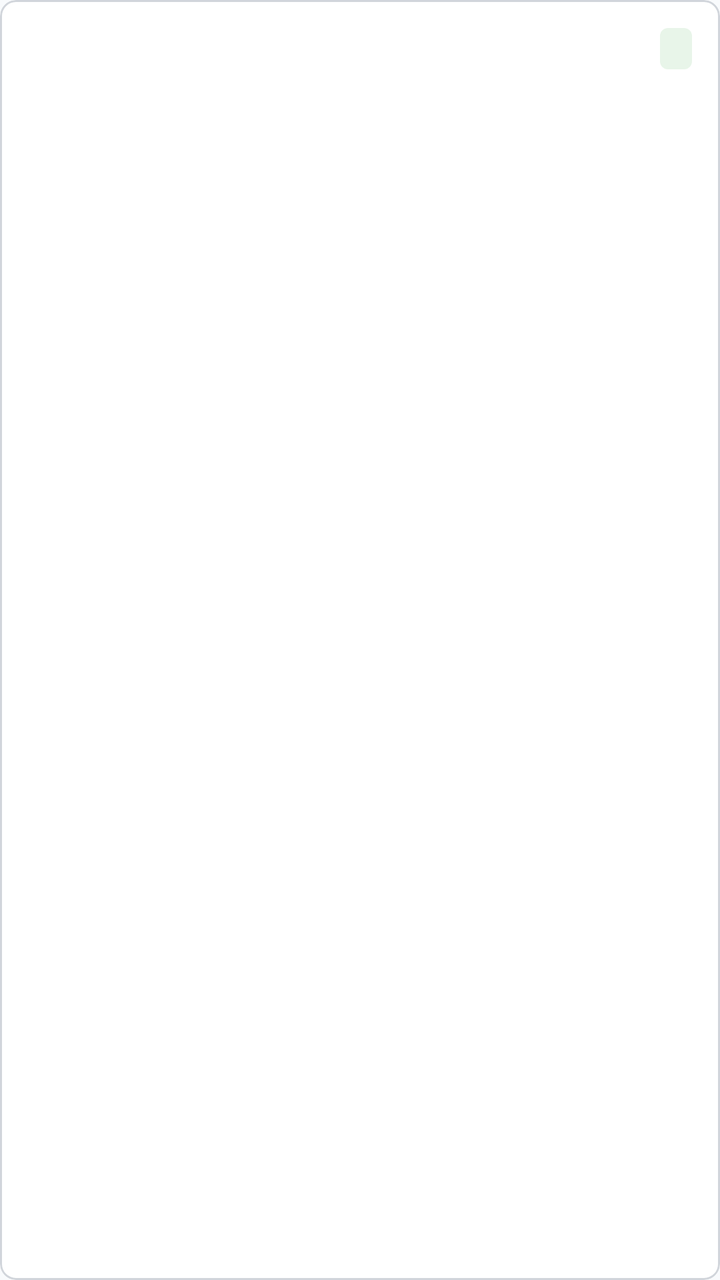
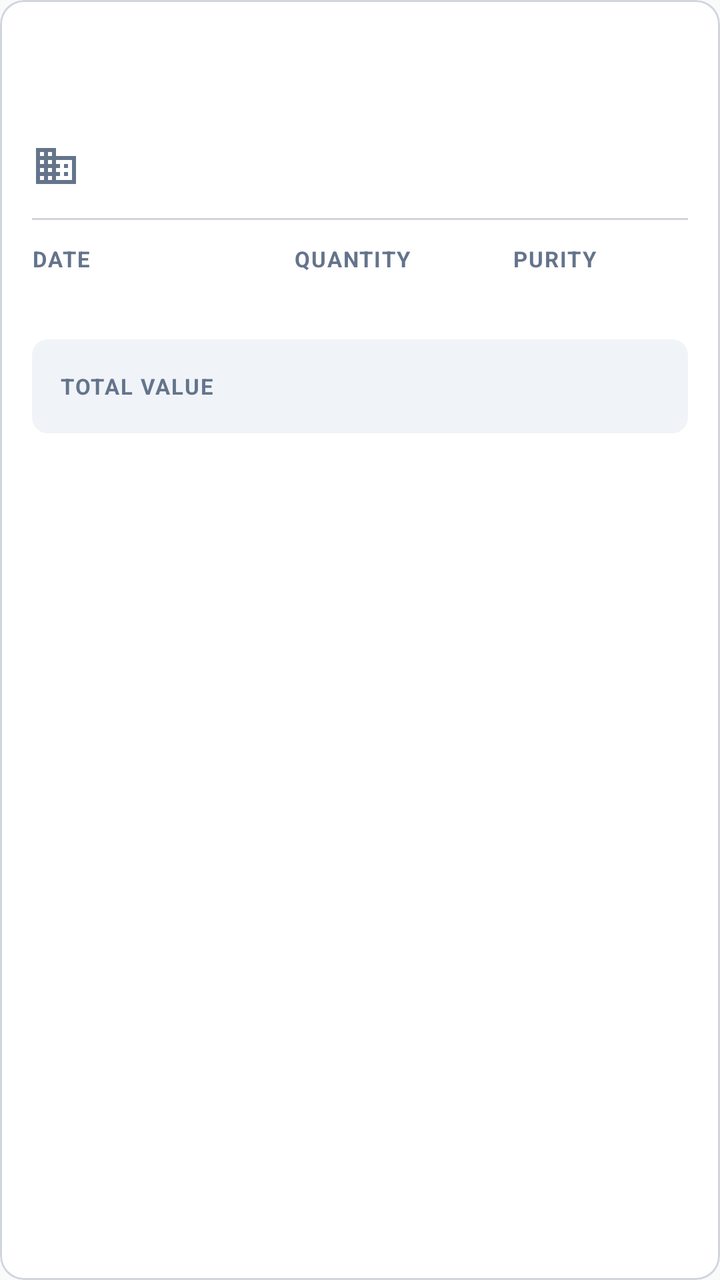

The first picture is an Android layout as it rendered before a commit; the second is the same layout after the commit. The layout source and the unified diff follow.
<!-- AndroidManifest.xml: application theme Theme.Marketplace -->
<!-- res/layout/item_purchase_history.xml -->
<?xml version="1.0" encoding="utf-8"?>
<com.google.android.material.card.MaterialCardView xmlns:android="http://schemas.android.com/apk/res/android"
    xmlns:app="http://schemas.android.com/apk/res-auto"
    android:layout_width="match_parent"
    android:layout_height="wrap_content"
    android:layout_marginStart="16dp"
    android:layout_marginEnd="16dp"
    android:layout_marginBottom="8dp"
    app:cardBackgroundColor="?attr/colorSurface"
    app:cardCornerRadius="8dp"
    app:cardElevation="0dp"
    app:strokeColor="?attr/colorOutline"
    app:strokeWidth="1dp">

    <LinearLayout
        android:layout_width="match_parent"
        android:layout_height="wrap_content"
        android:orientation="vertical"
        android:padding="14dp">

        <LinearLayout
            android:layout_width="match_parent"
            android:layout_height="wrap_content"
            android:gravity="center_vertical"
            android:orientation="horizontal">

            <TextView
                android:id="@+id/tvDate"
                android:layout_width="0dp"
                android:layout_height="wrap_content"
                android:layout_weight="1"
                android:textColor="?attr/colorOnSurface"
                android:textSize="15sp"
                android:textStyle="bold" />

            <TextView
                android:id="@+id/tvStatus"
                android:layout_width="wrap_content"
                android:layout_height="wrap_content"
                android:layout_marginStart="8dp"
                android:background="@drawable/bg_badge"
                android:paddingStart="8dp"
                android:paddingTop="3dp"
                android:paddingEnd="8dp"
                android:paddingBottom="3dp"
                android:textColor="?attr/colorOnSecondaryContainer"
                android:textSize="11sp"
                android:textStyle="bold" />
        </LinearLayout>

        <LinearLayout
            android:layout_width="match_parent"
            android:layout_height="wrap_content"
            android:layout_marginTop="6dp"
            android:orientation="horizontal">

            <TextView
                android:id="@+id/tvQuantity"
                android:layout_width="0dp"
                android:layout_height="wrap_content"
                android:layout_weight="1"
                android:textColor="?attr/colorOnSurfaceVariant"
                android:textSize="13sp" />

            <TextView
                android:id="@+id/tvValue"
                android:layout_width="wrap_content"
                android:layout_height="wrap_content"
                android:layout_marginStart="8dp"
                android:textColor="?attr/colorPrimary"
                android:textSize="14sp"
                android:textStyle="bold" />
        </LinearLayout>
    </LinearLayout>
</com.google.android.material.card.MaterialCardView>
<!-- resources referenced by this layout -->
<resources>
  <!-- drawable bg_badge (drawable) -->
  <?xml version="1.0" encoding="utf-8"?>
  <shape xmlns:android="http://schemas.android.com/apk/res/android" android:shape="rectangle">
      <solid android:color="?attr/colorSecondaryContainer" />
      <corners android:radius="4dp" />
  </shape>
  <style name="Theme.Marketplace" parent="Theme.Material3.DayNight.NoActionBar">
          <item name="colorPrimary">@color/colorPrimary</item>
          <item name="colorPrimaryVariant">@color/colorPrimaryVariant</item>
          <item name="colorOnPrimary">@color/white</item>
          <item name="colorPrimaryContainer">@color/colorSecondaryLight</item>
          <item name="colorOnPrimaryContainer">@color/colorPrimary</item>
  
          <item name="colorSecondary">@color/colorSecondary</item>
          <item name="colorOnSecondary">@color/white</item>
          <item name="colorSecondaryContainer">@color/colorSecondaryLight</item>
          <item name="colorOnSecondaryContainer">@color/colorPrimary</item>
  
          <item name="android:colorBackground">@color/colorBackground</item>
          <item name="colorSurface">@color/colorSurface</item>
          <item name="colorOnBackground">@color/colorTextPrimary</item>
          <item name="colorOnSurface">@color/colorTextPrimary</item>
          <item name="colorOnSurfaceVariant">@color/colorTextSecondary</item>
          <item name="colorOutline">@color/colorBorder</item>
          <item name="colorOutlineVariant">@color/colorBorder</item>
  
          <item name="colorError">@color/colorError</item>
          <item name="colorOnError">@color/white</item>
  
          <item name="android:statusBarColor">@color/colorBackground</item>
          <item name="android:navigationBarColor">@color/colorBackground</item>
          <item name="android:windowLightStatusBar">true</item>
      </style>
  <color name="colorPrimary">#00593B</color>
  <color name="colorPrimaryVariant">#00402A</color>
  <color name="white">#FFFFFF</color>
  <color name="colorSecondaryLight">#E8F5E9</color>
  <color name="colorSecondary">#00875A</color>
  <color name="colorBackground">#F8FAFC</color>
  <color name="colorSurface">#FFFFFF</color>
  <color name="colorTextPrimary">#0F172A</color>
  <color name="colorTextSecondary">#64748B</color>
  <color name="colorBorder">#D1D5DB</color>
  <color name="colorError">#DC2626</color>
</resources>

<!-- the commit's change to res/layout/item_purchase_history.xml (unified diff, before → after) -->
@@ -3,11 +3,9 @@
     xmlns:app="http://schemas.android.com/apk/res-auto"
     android:layout_width="match_parent"
     android:layout_height="wrap_content"
-    android:layout_marginStart="16dp"
-    android:layout_marginEnd="16dp"
-    android:layout_marginBottom="8dp"
+    android:layout_marginBottom="12dp"
     app:cardBackgroundColor="?attr/colorSurface"
-    app:cardCornerRadius="8dp"
+    app:cardCornerRadius="12dp"
     app:cardElevation="0dp"
     app:strokeColor="?attr/colorOutline"
     app:strokeWidth="1dp">
@@ -16,7 +14,7 @@
         android:layout_width="match_parent"
         android:layout_height="wrap_content"
         android:orientation="vertical"
-        android:padding="14dp">
+        android:padding="16dp">
 
         <LinearLayout
             android:layout_width="match_parent"
@@ -25,50 +23,163 @@
             android:orientation="horizontal">
 
             <TextView
-                android:id="@+id/tvDate"
+                android:id="@+id/tvOrderId"
                 android:layout_width="0dp"
                 android:layout_height="wrap_content"
                 android:layout_weight="1"
-                android:textColor="?attr/colorOnSurface"
-                android:textSize="15sp"
+                android:textColor="?attr/colorPrimary"
+                android:textSize="13sp"
                 android:textStyle="bold" />
 
             <TextView
                 android:id="@+id/tvStatus"
                 android:layout_width="wrap_content"
                 android:layout_height="wrap_content"
-                android:layout_marginStart="8dp"
-                android:background="@drawable/bg_badge"
-                android:paddingStart="8dp"
-                android:paddingTop="3dp"
-                android:paddingEnd="8dp"
-                android:paddingBottom="3dp"
-                android:textColor="?attr/colorOnSecondaryContainer"
+                android:drawablePadding="5dp"
+                android:gravity="center_vertical"
+                android:paddingStart="10dp"
+                android:paddingTop="4dp"
+                android:paddingEnd="10dp"
+                android:paddingBottom="4dp"
                 android:textSize="11sp"
                 android:textStyle="bold" />
+        </LinearLayout>
+
+        <TextView
+            android:id="@+id/tvMaterial"
+            android:layout_width="match_parent"
+            android:layout_height="wrap_content"
+            android:layout_marginTop="6dp"
+            android:textColor="?attr/colorOnSurface"
+            android:textSize="18sp"
+            android:textStyle="bold" />
+
+        <TextView
+            android:id="@+id/tvVendor"
+            android:layout_width="match_parent"
+            android:layout_height="wrap_content"
+            android:layout_marginTop="2dp"
+            android:drawablePadding="6dp"
+            android:drawableStart="@drawable/ic_business"
+            android:drawableTint="?attr/colorOnSurfaceVariant"
+            android:gravity="center_vertical"
+            android:textColor="?attr/colorOnSurfaceVariant"
+            android:textSize="14sp" />
+
+        <View
+            android:layout_width="match_parent"
+            android:layout_height="1dp"
+            android:layout_marginTop="14dp"
+            android:background="?attr/colorOutlineVariant" />
+
+        <LinearLayout
+            android:layout_width="match_parent"
+            android:layout_height="wrap_content"
+            android:layout_marginTop="12dp"
+            android:baselineAligned="false"
+            android:orientation="horizontal">
+
+            <LinearLayout
+                android:layout_width="0dp"
+                android:layout_height="wrap_content"
+                android:layout_weight="1.2"
+                android:orientation="vertical">
+
+                <TextView
+                    android:layout_width="wrap_content"
+                    android:layout_height="wrap_content"
+                    android:letterSpacing="0.06"
+                    android:text="@string/sales_date"
+                    android:textColor="?attr/colorOnSurfaceVariant"
+                    android:textSize="11sp"
+                    android:textStyle="bold" />
+
+                <TextView
+                    android:id="@+id/tvDate"
+                    android:layout_width="wrap_content"
+                    android:layout_height="wrap_content"
+                    android:layout_marginTop="2dp"
+                    android:textColor="?attr/colorOnSurface"
+                    android:textSize="14sp" />
+            </LinearLayout>
+
+            <LinearLayout
+                android:layout_width="0dp"
+                android:layout_height="wrap_content"
+                android:layout_weight="1"
+                android:orientation="vertical">
+
+                <TextView
+                    android:layout_width="wrap_content"
+                    android:layout_height="wrap_content"
+                    android:letterSpacing="0.06"
+                    android:text="@string/vinv_quantity"
+                    android:textColor="?attr/colorOnSurfaceVariant"
+                    android:textSize="11sp"
+                    android:textStyle="bold" />
+
+                <TextView
+                    android:id="@+id/tvQuantity"
+                    android:layout_width="wrap_content"
+                    android:layout_height="wrap_content"
+                    android:layout_marginTop="2dp"
+                    android:textColor="?attr/colorOnSurface"
+                    android:textSize="14sp" />
+            </LinearLayout>
+
+            <LinearLayout
+                android:layout_width="0dp"
+                android:layout_height="wrap_content"
+                android:layout_weight="0.8"
+                android:orientation="vertical">
+
+                <TextView
+                    android:layout_width="wrap_content"
+                    android:layout_height="wrap_content"
+                    android:letterSpacing="0.06"
+                    android:text="@string/vinv_purity"
+                    android:textColor="?attr/colorOnSurfaceVariant"
+                    android:textSize="11sp"
+                    android:textStyle="bold" />
+
+                <TextView
+                    android:id="@+id/tvPurity"
+                    android:layout_width="wrap_content"
+                    android:layout_height="wrap_content"
+                    android:layout_marginTop="2dp"
+                    android:textColor="?attr/colorOnSurface"
+                    android:textSize="14sp" />
+            </LinearLayout>
         </LinearLayout>
 
         <LinearLayout
             android:layout_width="match_parent"
             android:layout_height="wrap_content"
-            android:layout_marginTop="6dp"
-            android:orientation="horizontal">
+            android:layout_marginTop="12dp"
+            android:background="@drawable/bg_market_quantity"
+            android:gravity="center_vertical"
+            android:orientation="horizontal"
+            android:paddingStart="14dp"
+            android:paddingTop="10dp"
+            android:paddingEnd="14dp"
+            android:paddingBottom="10dp">
 
             <TextView
-                android:id="@+id/tvQuantity"
                 android:layout_width="0dp"
                 android:layout_height="wrap_content"
                 android:layout_weight="1"
+                android:letterSpacing="0.06"
+                android:text="@string/history_value"
                 android:textColor="?attr/colorOnSurfaceVariant"
-                android:textSize="13sp" />
+                android:textSize="11sp"
+                android:textStyle="bold" />
 
             <TextView
                 android:id="@+id/tvValue"
                 android:layout_width="wrap_content"
                 android:layout_height="wrap_content"
-                android:layout_marginStart="8dp"
-                android:textColor="?attr/colorPrimary"
-                android:textSize="14sp"
+                android:textColor="?attr/colorSecondary"
+                android:textSize="20sp"
                 android:textStyle="bold" />
         </LinearLayout>
     </LinearLayout>
<!-- resource entries referenced after the edit -->
@@ -1,11 +1,23 @@
 <!-- resources referenced by this layout -->
 <resources>
-  <!-- drawable bg_badge (drawable) -->
+  <!-- drawable bg_market_quantity (drawable) -->
   <?xml version="1.0" encoding="utf-8"?>
-  <shape xmlns:android="http://schemas.android.com/apk/res/android" android:shape="rectangle">
-      <solid android:color="?attr/colorSecondaryContainer" />
-      <corners android:radius="4dp" />
-  </shape>
+  <shape xmlns:android="http://schemas.android.com/apk/res/android" android:shape="rectangle"><solid android:color="@color/marketQuantityBackground" /><corners android:radius="8dp" /></shape>
+  <!-- drawable ic_business (drawable) -->
+  <?xml version="1.0" encoding="utf-8"?>
+  <vector xmlns:android="http://schemas.android.com/apk/res/android"
+      android:width="24dp"
+      android:height="24dp"
+      android:viewportWidth="24"
+      android:viewportHeight="24">
+      <path
+          android:fillColor="#FF000000"
+          android:pathData="M12,7V3H2v18h20V7H12zM6,19H4v-2h2v2zM6,15H4v-2h2v2zM6,11H4V9h2v2zM6,7H4V5h2v2zM10,19H8v-2h2v2zM10,15H8v-2h2v2zM10,11H8V9h2v2zM10,7H8V5h2v2zM20,19h-8v-2h2v-2h-2v-2h2v-2h-2V9h8v10zM18,11h-2v2h2v-2zM18,15h-2v2h2v-2z" />
+  </vector>
+  <string name="history_value">TOTAL VALUE</string>
+  <string name="sales_date">DATE</string>
+  <string name="vinv_purity">PURITY</string>
+  <string name="vinv_quantity">QUANTITY</string>
   <style name="Theme.Marketplace" parent="Theme.Material3.DayNight.NoActionBar">
           <item name="colorPrimary">@color/colorPrimary</item>
           <item name="colorPrimaryVariant">@color/colorPrimaryVariant</item>
@@ -33,6 +45,7 @@
           <item name="android:navigationBarColor">@color/colorBackground</item>
           <item name="android:windowLightStatusBar">true</item>
       </style>
+  <color name="marketQuantityBackground">#F0F4F8</color>
   <color name="colorPrimary">#00593B</color>
   <color name="colorPrimaryVariant">#00402A</color>
   <color name="white">#FFFFFF</color>
